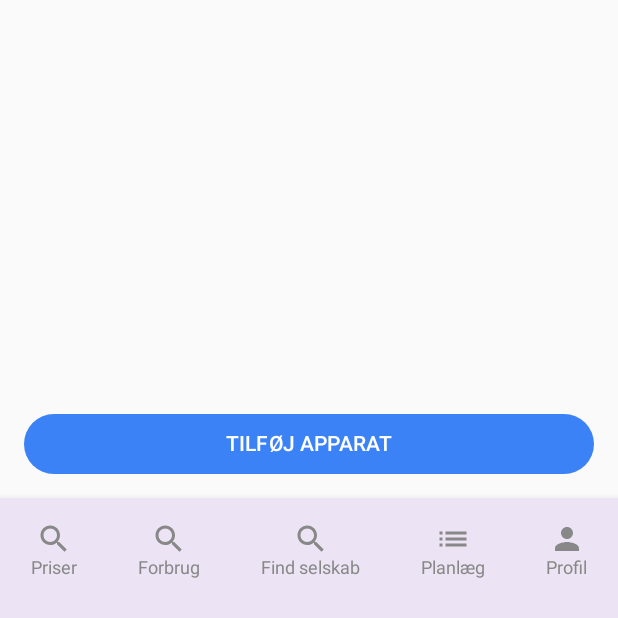
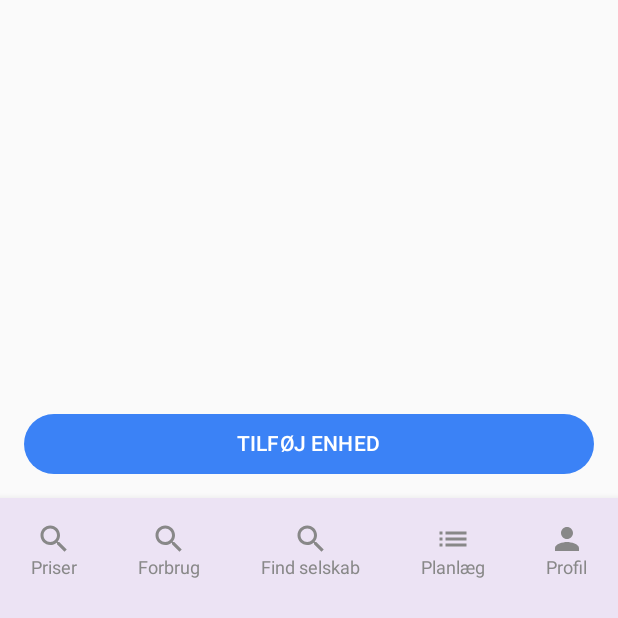
Before and after one commit to njgroenbech/Min-str-m-planl-gning, an Android app built with Jetpack Compose: the screen it shows after launch (MainActivity), on a phone screen of 412 x 824 dp, the part 618-1236 px from its top. Run offline under Robolectric (Android 15) with nearby library versions, the phone set to English and light mode, and no system bars.

Commit message:
plan page now shows which appliances have been chosen + scrollable list

```diff
--- a/app/src/main/java/com/example/minstrmplanlgning/Presentation/Components/PlanScreen.kt
+++ b/app/src/main/java/com/example/minstrmplanlgning/Presentation/Components/PlanScreen.kt
@@ -1,6 +1,8 @@
 package com.example.minstrmplanlgning.Presentation.Components
 
 import androidx.compose.foundation.layout.*
+import androidx.compose.foundation.lazy.LazyColumn
+import androidx.compose.foundation.lazy.items
 import androidx.compose.material3.*
 import androidx.compose.runtime.*
 import androidx.compose.ui.Modifier
@@ -8,10 +10,12 @@ import androidx.compose.ui.graphics.Color
 import androidx.compose.ui.text.font.FontWeight
 import androidx.compose.ui.unit.dp
 import androidx.compose.ui.unit.sp
+import com.example.minstrmplanlgning.domain.model.Appliance
 
 @Composable
 fun PlanScreen(onScreen2ButtonClick: () -> Unit = {}) {
     var showChooseDeviceSheet by remember { mutableStateOf(false) }
+    var appliances by remember { mutableStateOf(listOf<Appliance>()) }
 
     Box(modifier = Modifier.fillMaxSize()) {
         Column(
@@ -20,7 +24,11 @@ fun PlanScreen(onScreen2ButtonClick: () -> Unit = {}) {
                 .padding(16.dp),
             verticalArrangement = Arrangement.SpaceBetween
         ) {
-            Column {
+            Column(
+                modifier = Modifier
+                    .weight(1f) // This makes sure that the list takes all the remaining space
+                    .fillMaxWidth()
+            ) {
                 Spacer(modifier = Modifier.height(24.dp))
 
                 Text(
@@ -50,8 +58,19 @@ fun PlanScreen(onScreen2ButtonClick: () -> Unit = {}) {
                 BarChart()
 
                 Spacer(modifier = Modifier.height(24.dp))
+
+                // lazycolumn to be able to scroll through the appliance list
+                LazyColumn(
+                    verticalArrangement = Arrangement.spacedBy(8.dp),
+                    modifier = Modifier.fillMaxWidth()
+                ) {
+                    items(appliances) { appliance ->
+                        ApplianceCard(appliance)
+                    }
+                }
             }
 
+            // add device button
             Button(
                 onClick = { showChooseDeviceSheet = true },
                 colors = ButtonDefaults.buttonColors(
@@ -62,16 +81,16 @@ fun PlanScreen(onScreen2ButtonClick: () -> Unit = {}) {
                     .fillMaxWidth()
                     .padding(bottom = 76.dp)
             ) {
-                Text(text = "TILFØJ APPARAT")
+                Text(text = "TILFØJ ENHED")
             }
         }
 
-        // BottomSheet visning
+        //bottomSheet for adding devices
         if (showChooseDeviceSheet) {
             AddDevice(
                 onApplianceSelected = { appliance ->
+                    appliances = appliances + appliance //add selected appliance to the list
                     showChooseDeviceSheet = false
-                    // TODO: Naviger videre baseret på valgt apparat
                 },
                 onDismiss = { showChooseDeviceSheet = false }
             )
--- /dev/null
+++ b/app/src/main/java/com/example/minstrmplanlgning/domain/model/Appliance.kt
@@ -0,0 +1,6 @@
+package com.example.minstrmplanlgning.domain.model
+
+data class Appliance(
+    val name: String,
+    val iconRes: Int
+)
--- a/app/src/main/java/com/example/minstrmplanlgning/domain/model/placeholder.java
+++ /dev/null
@@ -1,4 +0,0 @@
-package com.example.minstrmplanlgning.domain.model;
-
-public class placeholder {
-}
```
Also changed, not shown: app/src/main/java/com/example/minstrmplanlgning/Presentation/Components/AddDevice.kt (+32 -12 lines), app/src/main/java/com/example/minstrmplanlgning/Presentation/Components/ApplianceCard.kt (added, +48 -0 lines).
